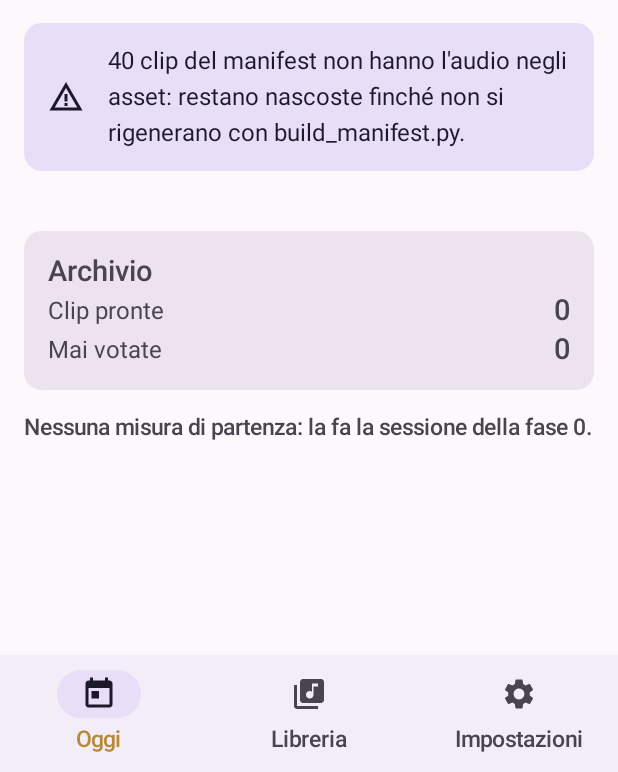
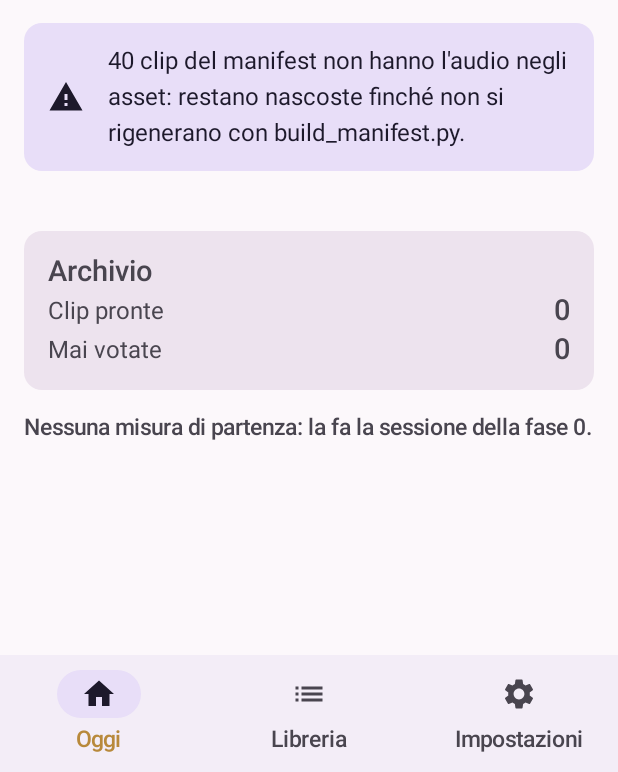
Before and after one commit to zujk/fag, an Android app built with Jetpack Compose: the screen it shows after launch (MainActivity), on a phone screen of 412 x 824 dp. Shown: the part 461-1233 px from the top of the screen. Run offline under Robolectric (Android 15) with nearby library versions, the phone set to English and light mode, and no system bars; our stand-ins replace Room's generated code.

Commit message:
Toglie material-icons-extended: l'APK dimagrisce
Dei 104,9 MB dell'APK, 66,4 erano dex, e quasi tutti venivano da
material-icons-extended: migliaia di classi di icone per le cinque che si usano.
Col set di base le tre icone che mancavano diventano Warning, List e Home.

Co-Authored-By: Claude Opus 5 <noreply@anthropic.com>

```diff
--- a/app/build.gradle.kts
+++ b/app/build.gradle.kts
@@ -72,7 +72,7 @@ dependencies {
     implementation(libs.androidx.ui.graphics)
     implementation(libs.androidx.ui.tooling.preview)
     implementation(libs.androidx.material3)
-    implementation(libs.androidx.material.icons.extended)
+    implementation(libs.androidx.material.icons.core)
     implementation(libs.androidx.navigation.compose)
     debugImplementation(libs.androidx.ui.tooling)
 
--- a/app/src/main/java/com/studiofagnani/ui/MainActivity.kt
+++ b/app/src/main/java/com/studiofagnani/ui/MainActivity.kt
@@ -8,9 +8,9 @@ import androidx.compose.foundation.layout.fillMaxSize
 import androidx.compose.foundation.layout.padding
 import androidx.compose.material.icons.Icons
 import androidx.compose.material.icons.automirrored.filled.ArrowBack
-import androidx.compose.material.icons.filled.LibraryMusic
+import androidx.compose.material.icons.filled.List
 import androidx.compose.material.icons.filled.Settings
-import androidx.compose.material.icons.filled.Today
+import androidx.compose.material.icons.filled.Home
 import androidx.compose.material3.ExperimentalMaterial3Api
 import androidx.compose.material3.Icon
 import androidx.compose.material3.IconButton
@@ -112,13 +112,13 @@ private fun AppNav(container: AppContainer) {
                     NavigationBarItem(
                         selected = destinazioni?.any { it.route == Rotte.OGGI } == true,
                         onClick = { nav.navigateTab(Rotte.OGGI) },
-                        icon = { Icon(Icons.Filled.Today, contentDescription = null) },
+                        icon = { Icon(Icons.Filled.Home, contentDescription = null) },
                         label = { Text("Oggi") },
                     )
                     NavigationBarItem(
                         selected = destinazioni?.any { it.route == Rotte.LIBRERIA } == true,
                         onClick = { nav.navigateTab(Rotte.LIBRERIA) },
-                        icon = { Icon(Icons.Filled.LibraryMusic, contentDescription = null) },
+                        icon = { Icon(Icons.Filled.List, contentDescription = null) },
                         label = { Text("Libreria") },
                     )
                     NavigationBarItem(
--- a/app/src/main/java/com/studiofagnani/ui/components/Common.kt
+++ b/app/src/main/java/com/studiofagnani/ui/components/Common.kt
@@ -7,7 +7,7 @@ import androidx.compose.foundation.layout.fillMaxWidth
 import androidx.compose.foundation.layout.padding
 import androidx.compose.foundation.layout.size
 import androidx.compose.material.icons.Icons
-import androidx.compose.material.icons.filled.WarningAmber
+import androidx.compose.material.icons.filled.Warning
 import androidx.compose.material3.AssistChip
 import androidx.compose.material3.Card
 import androidx.compose.material3.CardDefaults
@@ -99,7 +99,7 @@ fun Avviso(testo: String, modifier: Modifier = Modifier, azione: (@Composable ()
             Modifier.padding(Spazi.m),
             verticalAlignment = Alignment.CenterVertically,
         ) {
-            Icon(Icons.Filled.WarningAmber, contentDescription = "Attenzione", Modifier.size(24.dp))
+            Icon(Icons.Filled.Warning, contentDescription = "Attenzione", Modifier.size(24.dp))
             Column(Modifier.padding(start = Spazi.m)) {
                 Text(testo, style = MaterialTheme.typography.bodyMedium)
                 azione?.invoke()
--- a/gradle/libs.versions.toml
+++ b/gradle/libs.versions.toml
@@ -30,7 +30,9 @@ androidx-ui-tooling-preview = { group = "androidx.compose.ui", name = "ui-toolin
 androidx-ui-test-junit4 = { group = "androidx.compose.ui", name = "ui-test-junit4" }
 androidx-ui-test-manifest = { group = "androidx.compose.ui", name = "ui-test-manifest" }
 androidx-material3 = { group = "androidx.compose.material3", name = "material3" }
-androidx-material-icons-extended = { group = "androidx.compose.material", name = "material-icons-extended" }
+# Solo il set di base: "material-icons-extended" porta migliaia di classi di
+# icone (decine di MB di dex) e qui se ne usano cinque.
+androidx-material-icons-core = { group = "androidx.compose.material", name = "material-icons-core" }
 androidx-navigation-compose = { group = "androidx.navigation", name = "navigation-compose", version.ref = "navigation" }
 androidx-room-runtime = { group = "androidx.room", name = "room-runtime", version.ref = "room" }
 androidx-room-ktx = { group = "androidx.room", name = "room-ktx", version.ref = "room" }
```
